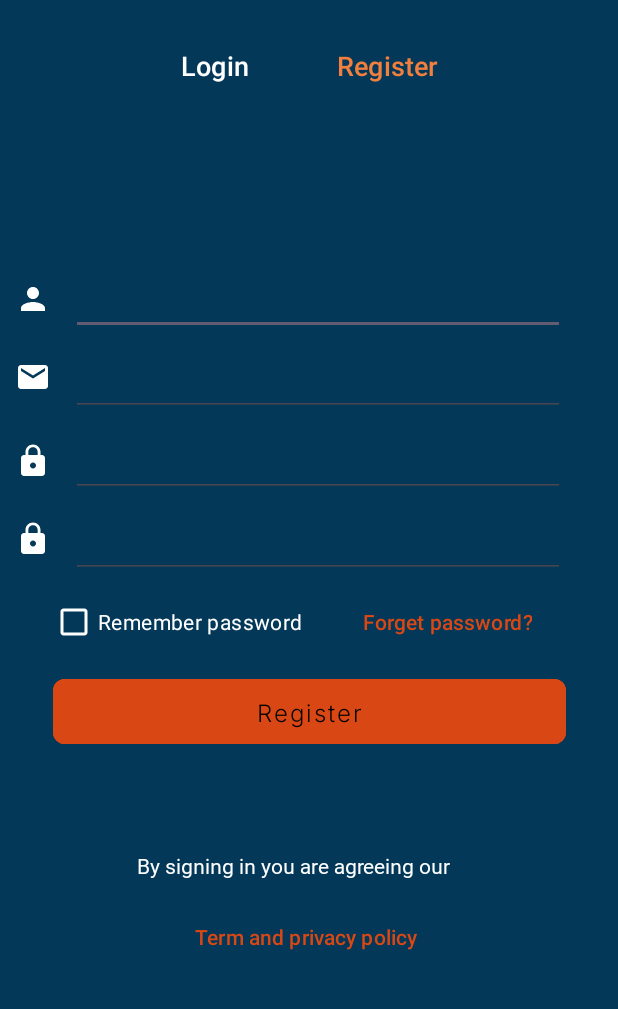
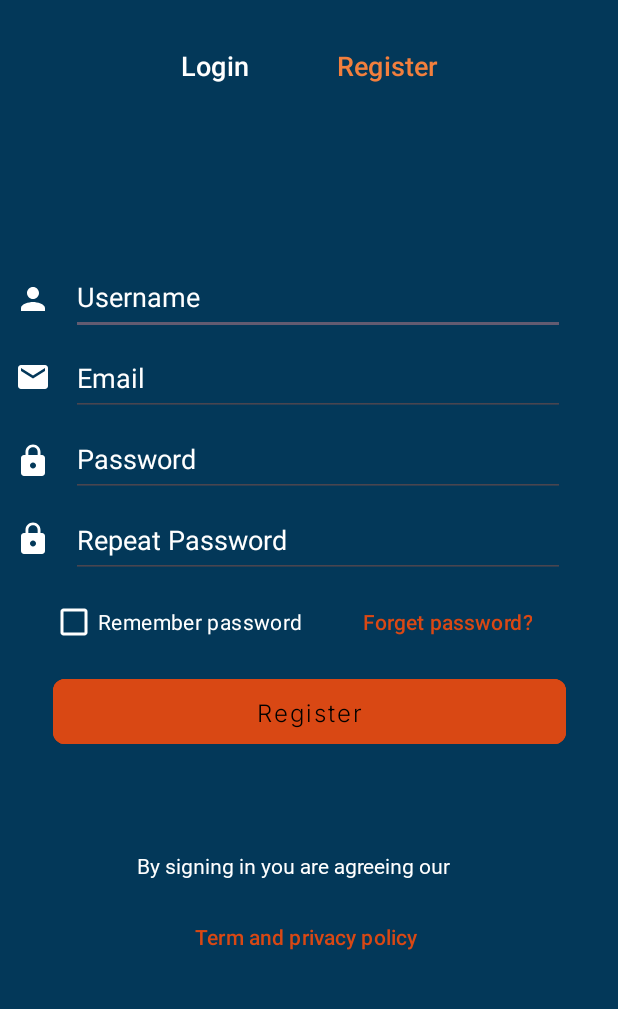
Before and after one commit to arturofgg/EventOs, an Android app: the screen it shows after launch (Register), on a phone screen of 412 x 824 dp, the part 172-1181 px from its top. Run offline under Robolectric (Android 15) with nearby library versions, the phone set to English and light mode, and no system bars; our stand-ins replace Firebase (no records; nobody signed in at launch, a user with empty details on screens opened directly).

Commit message:
hint login register

```diff
--- a/app/src/main/res/layout/activity_register.xml
+++ b/app/src/main/res/layout/activity_register.xml
@@ -56,6 +56,8 @@
         android:layout_marginEnd="42dp"
         android:ems="10"
         android:inputType="text"
+        android:hint="Username"
+        android:textColorHint="@color/white"
         android:textColor="@color/white"
         app:layout_constraintEnd_toEndOf="parent"
         app:layout_constraintStart_toEndOf="@+id/imageView3"
@@ -69,6 +71,8 @@
         android:layout_marginTop="4dp"
         android:layout_marginEnd="42dp"
         android:inputType="text"
+        android:hint="Email"
+        android:textColorHint="@color/white"
         android:textColor="@color/white"
         app:layout_constraintEnd_toEndOf="parent"
         app:layout_constraintStart_toEndOf="@+id/emialR"
@@ -93,6 +97,8 @@
         android:layout_marginEnd="42dp"
         android:inputType="text"
         android:password="true"
+        android:hint="Password"
+        android:textColorHint="@color/white"
         android:textColor="@color/white"
         app:layout_constraintEnd_toEndOf="parent"
         app:layout_constraintStart_toEndOf="@+id/lockR"
@@ -118,6 +124,8 @@
         android:layout_marginEnd="42dp"
         android:inputType="text"
         android:password="true"
+        android:hint="Repeat Password"
+        android:textColorHint="@color/white"
         android:textColor="@color/white"
         app:layout_constraintEnd_toEndOf="parent"
         app:layout_constraintStart_toEndOf="@+id/sLockR"
```
Also changed, not shown: app/src/main/res/layout/activity_login.xml (+4 -3 lines).
